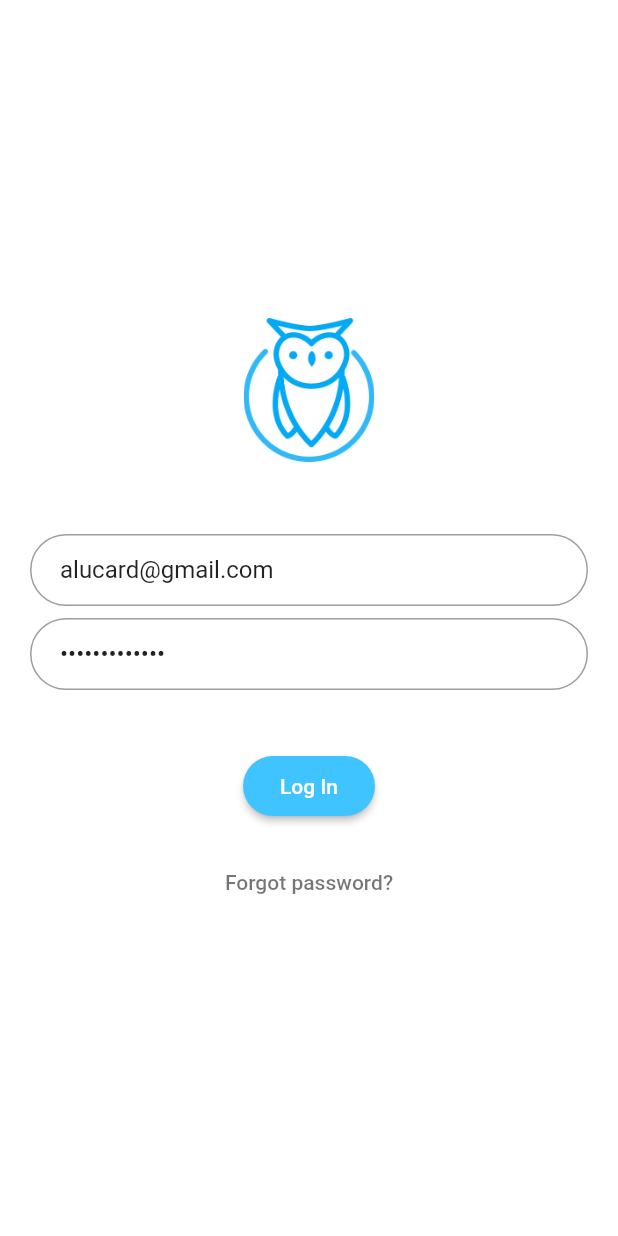
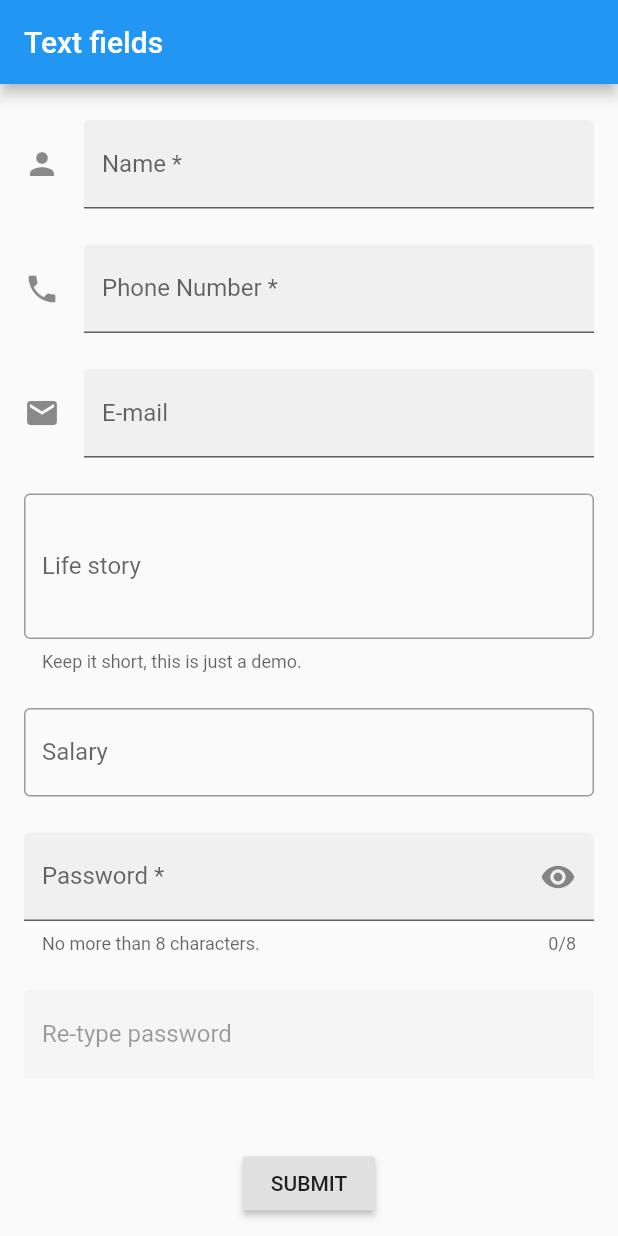
Before and after one commit to oddEvenAndroid/flutter-demo-app, a Flutter app: the screen it shows after launch, after a tap on "Forgot password?", on a phone screen of 412 x 824 dp. Run offline on Flutter 3.47's test engine with Material 2 defaults, Android fonts, the phone set to English and light mode, and no system bars; our stand-ins replace fluttertoast.

Commit message:
register page added and also back event create

```diff
--- a/lib/login.dart
+++ b/lib/login.dart
@@ -1,6 +1,7 @@
 import 'package:flutter/material.dart';
 import 'package:fluttertoast/fluttertoast.dart';
 import 'package:flutter/services.dart';
+import 'register.dart';
 
 class LoginPage extends StatefulWidget {
   static String tag = 'login-page';
@@ -9,6 +10,8 @@ class LoginPage extends StatefulWidget {
 }
 
 class _LoginPageState extends State<LoginPage> {
+  final emailController = TextEditingController();
+  final passwordController = TextEditingController();
   @override
   Widget build(BuildContext context) {
     final logo = Hero(
@@ -49,7 +52,7 @@ class _LoginPageState extends State<LoginPage> {
           borderRadius: BorderRadius.circular(24),
         ),
         onPressed: () {
-          if (email.toString().isEmpty && password.toString().isEmpty) {
+          if (emailController.text.isEmpty && passwordController.text.isEmpty) {
             Fluttertoast.showToast(
                 msg: "Please enter Email ID and Password",
                 toastLength: Toast.LENGTH_SHORT,
@@ -58,7 +61,7 @@ class _LoginPageState extends State<LoginPage> {
                 backgroundColor: Colors.red,
                 textColor: Colors.white,
                 fontSize: 16.0);
-          } else if (email.toString().isEmpty) {
+          } else if (emailController.text.isEmpty) {
             Fluttertoast.showToast(
                 msg: "Please enter Email ID",
                 toastLength: Toast.LENGTH_SHORT,
@@ -67,7 +70,7 @@ class _LoginPageState extends State<LoginPage> {
                 backgroundColor: Colors.red,
                 textColor: Colors.white,
                 fontSize: 16.0);
-          } else if (password.toString().isEmpty) {
+          } else if (passwordController.text.isEmpty) {
             Fluttertoast.showToast(
                 msg: "Please enter password",
                 toastLength: Toast.LENGTH_SHORT,
@@ -99,7 +102,10 @@ class _LoginPageState extends State<LoginPage> {
         'Forgot password?',
         style: TextStyle(color: Colors.black54),
       ),
-      onPressed: () {},
+      onPressed: () {
+        Navigator.of(context).pushReplacement(
+            MaterialPageRoute(builder: (context) => TextFormFieldDemo()));
+      },
     );
 
     return Scaffold(
--- /dev/null
+++ b/lib/register.dart
@@ -0,0 +1,352 @@
+import 'dart:async';
+
+import 'package:flutter/material.dart';
+import 'package:flutter/services.dart';
+import 'package:flutter/gestures.dart' show DragStartBehavior;
+import 'login.dart';
+
+class TextFormFieldDemo extends StatefulWidget {
+  const TextFormFieldDemo({Key key}) : super(key: key);
+
+  static const String routeName = '/material/text-form-field';
+
+  @override
+  TextFormFieldDemoState createState() => TextFormFieldDemoState();
+}
+
+class PersonData {
+  String name = '';
+  String phoneNumber = '';
+  String email = '';
+  String password = '';
+}
+
+class PasswordField extends StatefulWidget {
+  const PasswordField({
+    this.fieldKey,
+    this.hintText,
+    this.labelText,
+    this.helperText,
+    this.onSaved,
+    this.validator,
+    this.onFieldSubmitted,
+  });
+
+  final Key fieldKey;
+  final String hintText;
+  final String labelText;
+  final String helperText;
+  final FormFieldSetter<String> onSaved;
+  final FormFieldValidator<String> validator;
+  final ValueChanged<String> onFieldSubmitted;
+
+  @override
+  _PasswordFieldState createState() => _PasswordFieldState();
+}
+
+class _PasswordFieldState extends State<PasswordField> {
+  bool _obscureText = true;
+
+  @override
+  Widget build(BuildContext context) {
+    return WillPopScope(
+      onWillPop: () {
+        Route route = MaterialPageRoute(builder: (context) => LoginPage());
+        Navigator.pushReplacement(context, route);
+      },
+      child: TextFormField(
+        key: widget.fieldKey,
+        obscureText: _obscureText,
+        maxLength: 8,
+        onSaved: widget.onSaved,
+        validator: widget.validator,
+        onFieldSubmitted: widget.onFieldSubmitted,
+        decoration: InputDecoration(
+          border: const UnderlineInputBorder(),
+          filled: true,
+          hintText: widget.hintText,
+          labelText: widget.labelText,
+          helperText: widget.helperText,
+          suffixIcon: GestureDetector(
+            dragStartBehavior: DragStartBehavior.down,
+            onTap: () {
+              setState(() {
+                _obscureText = !_obscureText;
+              });
+            },
+            child: Icon(
+              _obscureText ? Icons.visibility : Icons.visibility_off,
+              semanticLabel: _obscureText ? 'show password' : 'hide password',
+            ),
+          ),
+        ),
+      ),
+    );
+  }
+}
+
+class TextFormFieldDemoState extends State<TextFormFieldDemo> {
+  final GlobalKey<ScaffoldState> _scaffoldKey = GlobalKey<ScaffoldState>();
+
+  PersonData person = PersonData();
+
+  void showInSnackBar(String value) {
+    _scaffoldKey.currentState.showSnackBar(SnackBar(
+      content: Text(value),
+    ));
+  }
+
+  bool _autovalidate = false;
+  bool _formWasEdited = false;
+
+  final GlobalKey<FormState> _formKey = GlobalKey<FormState>();
+  final GlobalKey<FormFieldState<String>> _passwordFieldKey =
+      GlobalKey<FormFieldState<String>>();
+  final _UsNumberTextInputFormatter _phoneNumberFormatter =
+      _UsNumberTextInputFormatter();
+  void _handleSubmitted() {
+    final FormState form = _formKey.currentState;
+    if (!form.validate()) {
+      _autovalidate = true; // Start validating on every change.
+      showInSnackBar('Please fix the errors in red before submitting.');
+    } else {
+      form.save();
+      showInSnackBar('${person.name}\'s phone number is ${person.phoneNumber}');
+    }
+  }
+
+  String _validateName(String value) {
+    _formWasEdited = true;
+    if (value.isEmpty) return 'Name is required.';
+    final RegExp nameExp = RegExp(r'^[A-Za-z ]+$');
+    if (!nameExp.hasMatch(value))
+      return 'Please enter only alphabetical characters.';
+    return null;
+  }
+
+  String _validatePhoneNumber(String value) {
+    _formWasEdited = true;
+    final RegExp phoneExp = RegExp(r'^\(\d\d\d\) \d\d\d\-\d\d\d\d$');
+    if (!phoneExp.hasMatch(value))
+      return '(###) ###-#### - Enter a US phone number.';
+    return null;
+  }
+
+  String _validatePassword(String value) {
+    _formWasEdited = true;
+    final FormFieldState<String> passwordField = _passwordFieldKey.currentState;
+    if (passwordField.value == null || passwordField.value.isEmpty)
+      return 'Please enter a password.';
+    if (passwordField.value != value) return 'The passwords don\'t match';
+    return null;
+  }
+
+  Future<bool> _warnUserAboutInvalidData() async {
+    final FormState form = _formKey.currentState;
+    if (form == null || !_formWasEdited || form.validate()) return true;
+
+    return await showDialog<bool>(
+          context: context,
+          builder: (BuildContext context) {
+            return AlertDialog(
+              title: const Text('This form has errors'),
+              content: const Text('Really leave this form?'),
+              actions: <Widget>[
+                FlatButton(
+                  child: const Text('YES'),
+                  onPressed: () {
+                    Navigator.of(context).pop(true);
+                  },
+                ),
+                FlatButton(
+                  child: const Text('NO'),
+                  onPressed: () {
+                    Navigator.of(context).pop(false);
+                  },
+                ),
+              ],
+            );
+          },
+        ) ??
+        false;
+  }
+
+  @override
+  Widget build(BuildContext context) {
+    return Scaffold(
+      drawerDragStartBehavior: DragStartBehavior.down,
+      key: _scaffoldKey,
+      appBar: AppBar(
+        title: const Text('Text fields'),
+      ),
+      body: SafeArea(
+        top: false,
+        bottom: false,
+        child: Form(
+          key: _formKey,
+          autovalidate: _autovalidate,
+          onWillPop: _warnUserAboutInvalidData,
+          child: Scrollbar(
+            child: SingleChildScrollView(
+              dragStartBehavior: DragStartBehavior.down,
+              padding: const EdgeInsets.symmetric(horizontal: 16.0),
+              child: Column(
+                crossAxisAlignment: CrossAxisAlignment.stretch,
+                children: <Widget>[
+                  const SizedBox(height: 24.0),
+                  TextFormField(
+                    textCapitalization: TextCapitalization.words,
+                    decoration: const InputDecoration(
+                      border: UnderlineInputBorder(),
+                      filled: true,
+                      icon: Icon(Icons.person),
+                      hintText: 'What do people call you?',
+                      labelText: 'Name *',
+                    ),
+                    onSaved: (String value) {
+                      person.name = value;
+                    },
+                    validator: _validateName,
+                  ),
+                  const SizedBox(height: 24.0),
+                  TextFormField(
+                    decoration: const InputDecoration(
+                      border: UnderlineInputBorder(),
+                      filled: true,
+                      icon: Icon(Icons.phone),
+                      hintText: 'Where can we reach you?',
+                      labelText: 'Phone Number *',
+                      prefixText: '+1',
+                    ),
+                    keyboardType: TextInputType.phone,
+                    onSaved: (String value) {
+                      person.phoneNumber = value;
+                    },
+                    validator: _validatePhoneNumber,
+                    // TextInputFormatters are applied in sequence.
+                    inputFormatters: <TextInputFormatter>[
+                      WhitelistingTextInputFormatter.digitsOnly,
+                      // Fit the validating format.
+                      _phoneNumberFormatter,
+                    ],
+                  ),
+                  const SizedBox(height: 24.0),
+                  TextFormField(
+                    decoration: const InputDecoration(
+                      border: UnderlineInputBorder(),
+                      filled: true,
+                      icon: Icon(Icons.email),
+                      hintText: 'Your email address',
+                      labelText: 'E-mail',
+                    ),
+                    keyboardType: TextInputType.emailAddress,
+                    onSaved: (String value) {
+                      person.email = value;
+                    },
+                  ),
+                  const SizedBox(height: 24.0),
+                  TextFormField(
+                    decoration: const InputDecoration(
+                      border: OutlineInputBorder(),
+                      hintText:
+                          'Tell us about yourself (e.g., write down what you do or what hobbies you have)',
+                      helperText: 'Keep it short, this is just a demo.',
+                      labelText: 'Life story',
+                    ),
+                    maxLines: 3,
+                  ),
+                  const SizedBox(height: 24.0),
+                  TextFormField(
+                    keyboardType: TextInputType.number,
+                    decoration: const InputDecoration(
+                      border: OutlineInputBorder(),
+                      labelText: 'Salary',
+                      prefixText: '\$',
+                      suffixText: 'USD',
+                      suffixStyle: TextStyle(color: Colors.green),
+                    ),
+                    maxLines: 1,
+                  ),
+                  const SizedBox(height: 24.0),
+                  PasswordField(
+                    fieldKey: _passwordFieldKey,
+                    helperText: 'No more than 8 characters.',
+                    labelText: 'Password *',
+                    onFieldSubmitted: (String value) {
+                      setState(() {
+                        person.password = value;
+                      });
+                    },
+                  ),
+                  const SizedBox(height: 24.0),
+                  TextFormField(
+                    enabled:
+                        person.password != null && person.password.isNotEmpty,
+                    decoration: const InputDecoration(
+                      border: UnderlineInputBorder(),
+                      filled: true,
+                      labelText: 'Re-type password',
+                    ),
+                    maxLength: 8,
+                    obscureText: true,
+                    validator: _validatePassword,
+                  ),
+                  const SizedBox(height: 24.0),
+                  Center(
+                    child: RaisedButton(
+                      child: const Text('SUBMIT'),
+                      onPressed: _handleSubmitted,
+                    ),
+                  ),
+                  const SizedBox(height: 24.0),
+                  Text(
+                    '* indicates required field',
+                    style: Theme.of(context).textTheme.caption,
+                  ),
+                  const SizedBox(height: 24.0),
+                ],
+              ),
+            ),
+          ),
+        ),
+      ),
+    );
+  }
+}
+
+/// Format incoming numeric text to fit the format of (###) ###-#### ##...
+class _UsNumberTextInputFormatter extends TextInputFormatter {
+  @override
+  TextEditingValue formatEditUpdate(
+    TextEditingValue oldValue,
+    TextEditingValue newValue,
+  ) {
+    final int newTextLength = newValue.text.length;
+    int selectionIndex = newValue.selection.end;
+    int usedSubstringIndex = 0;
+    final StringBuffer newText = StringBuffer();
+    if (newTextLength >= 1) {
+      newText.write('(');
+      if (newValue.selection.end >= 1) selectionIndex++;
+    }
+    if (newTextLength >= 4) {
+      newText.write(newValue.text.substring(0, usedSubstringIndex = 3) + ') ');
+      if (newValue.selection.end >= 3) selectionIndex += 2;
+    }
+    if (newTextLength >= 7) {
+      newText.write(newValue.text.substring(3, usedSubstringIndex = 6) + '-');
+      if (newValue.selection.end >= 6) selectionIndex++;
+    }
+    if (newTextLength >= 11) {
+      newText.write(newValue.text.substring(6, usedSubstringIndex = 10) + ' ');
+      if (newValue.selection.end >= 10) selectionIndex++;
+    }
+    // Dump the rest.
+    if (newTextLength >= usedSubstringIndex)
+      newText.write(newValue.text.substring(usedSubstringIndex));
+    return TextEditingValue(
+      text: newText.toString(),
+      selection: TextSelection.collapsed(offset: selectionIndex),
+    );
+  }
+}
```
Also changed, not shown: 1 other file.
